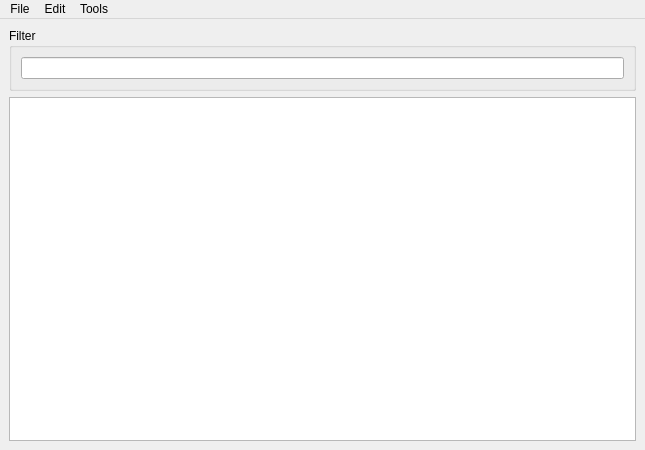
Above: ui/editors/twoda/twoda_editor.ui from NickHugi/PyKotor before the change. Below: the same form after it.
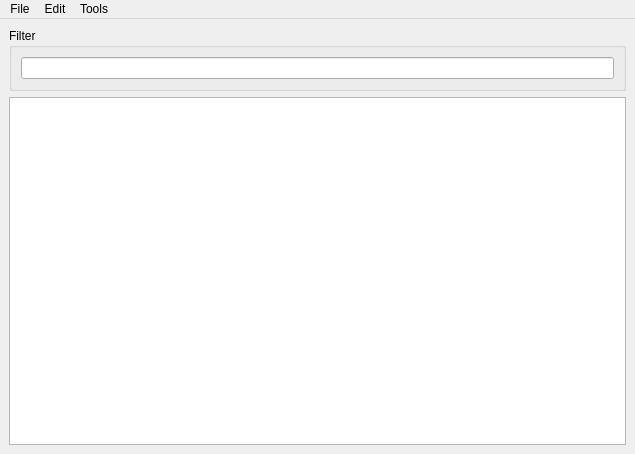
That is the form after the change.

Commit message: Add duplicate row method

What changed in the file:
```diff
--- a/ui/editors/twoda/twoda_editor.ui
+++ b/ui/editors/twoda/twoda_editor.ui
@@ -6,8 +6,8 @@
    <rect>
     <x>0</x>
     <y>0</y>
-    <width>645</width>
-    <height>450</height>
+    <width>635</width>
+    <height>454</height>
    </rect>
   </property>
   <property name="windowTitle">
@@ -47,7 +47,7 @@
     <rect>
      <x>0</x>
      <y>0</y>
-     <width>645</width>
+     <width>635</width>
      <height>21</height>
     </rect>
    </property>
```
Left out of the diff: 6 changed lines with no effect on the pictures. The commit also changes 2 other files.
